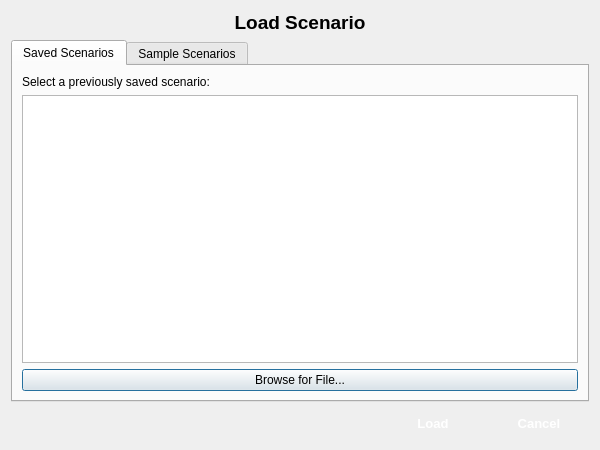
Old version of the form cloadscenariodialog.ui in the repository shridharbhandiwad/Zoppler_MissionPlannerQt.
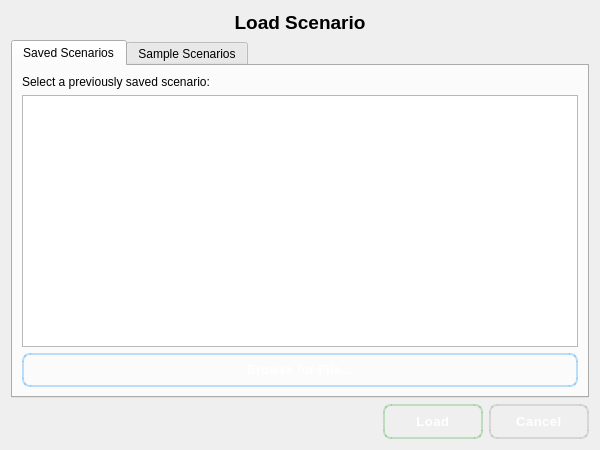
New version of the form.

Commit message: Refactor: Update button styles for consistency and modern look

```diff
--- a/cloadscenariodialog.ui
+++ b/cloadscenariodialog.ui
@@ -56,6 +56,41 @@
        </item>
        <item>
         <widget class="QPushButton" name="pushButton_Browse">
+         <property name="styleSheet">
+          <string notr="true">QPushButton {
+    background: qlineargradient(x1:0, y1:0, x2:0, y2:1,
+                                stop:0 #2196F3,
+                                stop:0.5 #1E88E5,
+                                stop:1 #1976D2);
+    border: 2px solid rgba(33, 150, 243, 0.3);
+    color: white;
+    padding: 8px 16px;
+    border-radius: 8px;
+    font-weight: 600;
+    letter-spacing: 0.5px;
+}
+QPushButton:hover {
+    background: qlineargradient(x1:0, y1:0, x2:0, y2:1,
+                                stop:0 #42A5F5,
+                                stop:0.5 #2196F3,
+                                stop:1 #1E88E5);
+    border: 2px solid rgba(33, 150, 243, 0.5);
+}
+QPushButton:pressed {
+    background: qlineargradient(x1:0, y1:0, x2:0, y2:1,
+                                stop:0 #1565C0,
+                                stop:1 #0D47A1);
+    border: 2px solid rgba(13, 71, 161, 0.8);
+    padding: 9px 16px 7px 16px;
+}
+QPushButton:disabled {
+    background: qlineargradient(x1:0, y1:0, x2:0, y2:1,
+                                stop:0 #BDBDBD,
+                                stop:1 #9E9E9E);
+    border: 2px solid rgba(189, 189, 189, 0.3);
+    color: rgba(255, 255, 255, 0.5);
+}</string>
+         </property>
          <property name="text">
           <string>Browse for File...</string>
          </property>
@@ -127,13 +162,16 @@
        </property>
        <property name="styleSheet">
         <string notr="true">QPushButton {
-    background-color: qlineargradient(x1:0, y1:0, x2:0, y2:1, 
-                                      stop:0 #4CAF50, 
-                                      stop:1 #2E7D32);
-    border: none;
+    background: qlineargradient(x1:0, y1:0, x2:0, y2:1,
+                                stop:0 #4CAF50,
+                                stop:0.5 #388E3C,
+                                stop:1 #2E7D32);
+    border: 2px solid rgba(76, 175, 80, 0.3);
     color: white;
     padding: 8px 16px;
-    border-radius: 4px;
+    border-radius: 8px;
+    font-weight: 600;
+    letter-spacing: 0.5px;
 }
 QPushButton:hover {
     background-color: qlineargradient(x1:0, y1:0, x2:0, y2:1,
@@ -141,7 +179,18 @@
                                       stop:1 #388E3C);
 }
 QPushButton:pressed {
-    background-color: #1B5E20;
+    background: qlineargradient(x1:0, y1:0, x2:0, y2:1,
+                                stop:0 #1B5E20,
+                                stop:1 #0D3F14);
+    border: 2px solid rgba(27, 94, 32, 0.8);
+    padding: 9px 16px 7px 16px;
+}
+QPushButton:disabled {
+    background: qlineargradient(x1:0, y1:0, x2:0, y2:1,
+                                stop:0 #BDBDBD,
+                                stop:1 #9E9E9E);
+    border: 2px solid rgba(189, 189, 189, 0.3);
+    color: rgba(255, 255, 255, 0.5);
 }</string>
        </property>
        <property name="text">
@@ -165,13 +214,16 @@
        </property>
        <property name="styleSheet">
         <string notr="true">QPushButton {
-    background-color: qlineargradient(x1:0, y1:0, x2:0, y2:1,
-                                      stop:0 #9E9E9E,
-                                      stop:1 #757575);
-    border: none;
+    background: qlineargradient(x1:0, y1:0, x2:0, y2:1,
+                                stop:0 #9E9E9E,
+                                stop:0.5 #8D8D8D,
+                                stop:1 #757575);
+    border: 2px solid rgba(158, 158, 158, 0.3);
     color: white;
     padding: 8px 16px;
-    border-radius: 4px;
+    border-radius: 8px;
+    font-weight: 600;
+    letter-spacing: 0.5px;
 }
 QPushButton:hover {
     background-color: qlineargradient(x1:0, y1:0, x2:0, y2:1,
```
Left out of the diff: 22 changed lines with no effect on the pictures. The commit also changes 4 other files.
